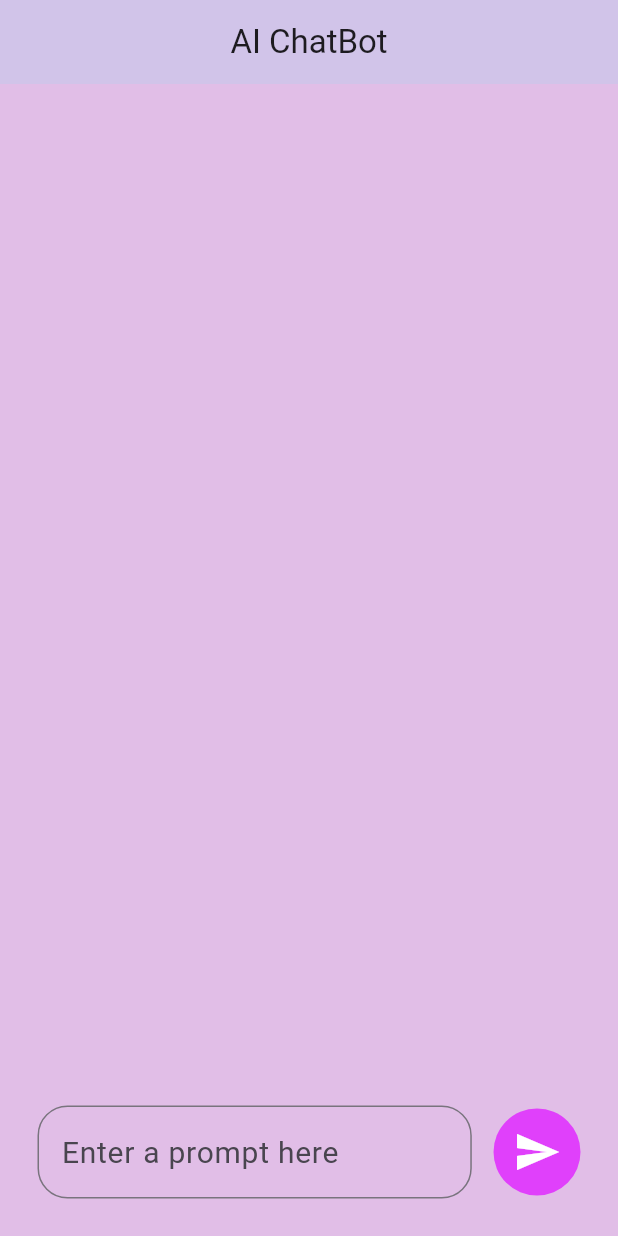
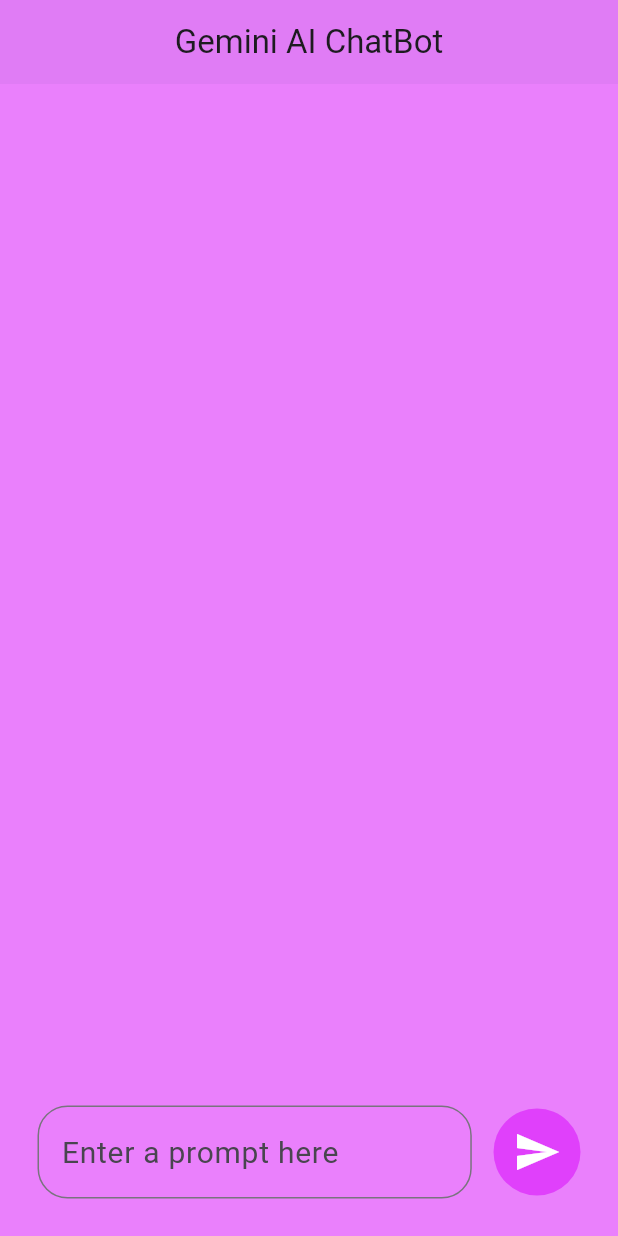
Before and after one commit to Awaizkazi/gemini_chat_bot, a Flutter app: the screen it shows after launch, on a phone screen of 412 x 824 dp. Run offline on Flutter 3.47's test engine with Material 3 defaults, Android fonts, the phone set to English and light mode, and no system bars; our stand-ins replace google_generative_ai.

Commit message:
App Completed

```diff
--- a/lib/chat_bot.dart
+++ b/lib/chat_bot.dart
@@ -50,11 +50,12 @@ class _GeminiChatBotState extends State<GeminiChatBot> {
   @override
   Widget build(BuildContext context) {
     return Scaffold(
-      backgroundColor: Colors.purple[100],
+      backgroundColor: Colors.purpleAccent[100],
       appBar: AppBar(
         centerTitle: true,
-        backgroundColor: Colors.deepPurple[100],
-        title: const Text('AI ChatBot'),
+        elevation: 3,
+        backgroundColor: Colors.purpleAccent[100],
+        title: const Text('Gemini AI ChatBot'),
       ),
       body: Column(
         children: [
```
